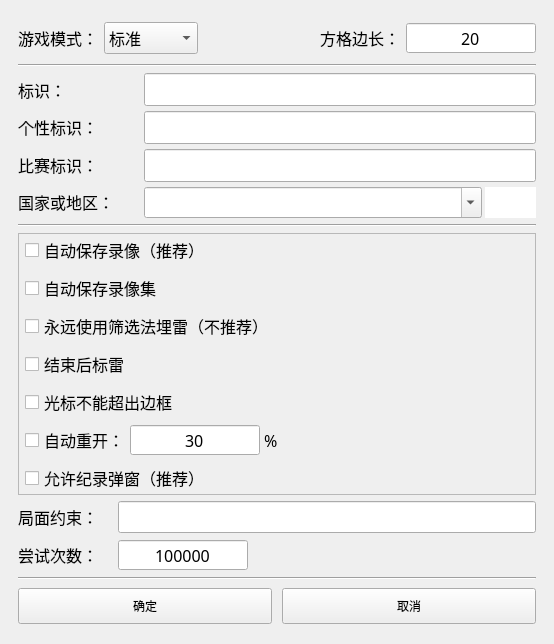
Old version of the form uiFiles/ui_gs.ui in the repository ljzloser/Solvable-Minesweeper.
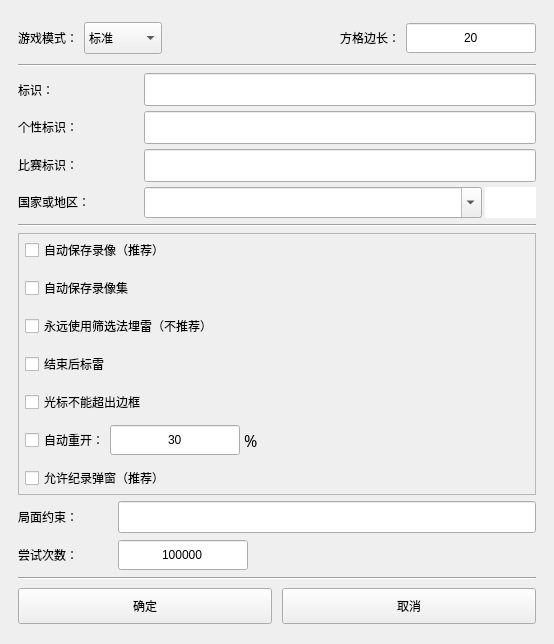
New version of the form. Icons and pictures are not drawn. Custom widgets are drawn as their Qt base class.

The edit to the form file:
```diff
--- a/uiFiles/ui_gs.ui
+++ b/uiFiles/ui_gs.ui
@@ -83,12 +83,6 @@
       </property>
       <item>
        <widget class="QLabel" name="label_gamemode">
-        <property name="font">
-         <font>
-          <family>微软雅黑</family>
-          <pointsize>12</pointsize>
-         </font>
-        </property>
         <property name="text">
          <string>游戏模式：</string>
         </property>
@@ -120,12 +114,6 @@
           <height>32</height>
          </size>
         </property>
-        <property name="font">
-         <font>
-          <family>微软雅黑</family>
-          <pointsize>12</pointsize>
-         </font>
-        </property>
         <property name="focusPolicy">
          <enum>Qt::ClickFocus</enum>
         </property>
@@ -204,12 +192,6 @@
           <height>16777215</height>
          </size>
         </property>
-        <property name="font">
-         <font>
-          <family>微软雅黑</family>
-          <pointsize>12</pointsize>
-         </font>
-        </property>
         <property name="text">
          <string>方格边长：</string>
         </property>
@@ -241,12 +223,6 @@
           <height>32</height>
          </size>
         </property>
-        <property name="font">
-         <font>
-          <family>微软雅黑</family>
-          <pointsize>12</pointsize>
-         </font>
-        </property>
         <property name="focusPolicy">
          <enum>Qt::ClickFocus</enum>
         </property>
@@ -351,12 +327,6 @@
              <height>32</height>
             </size>
            </property>
-           <property name="font">
-            <font>
-             <family>微软雅黑</family>
-             <pointsize>12</pointsize>
-            </font>
-           </property>
            <property name="toolTip">
             <string/>
            </property>
@@ -385,12 +355,6 @@
              <height>32</height>
             </size>
            </property>
-           <property name="font">
-            <font>
-             <family>微软雅黑</family>
-             <pointsize>12</pointsize>
-            </font>
-           </property>
            <property name="toolTip">
             <string>用于与其他人相区分，但不希望排名网站和软件展示出来</string>
            </property>
@@ -419,12 +383,6 @@
              <height>32</height>
             </size>
            </property>
-           <property name="font">
-            <font>
-             <family>微软雅黑</family>
-             <pointsize>12</pointsize>
-            </font>
-           </property>
            <property name="toolTip">
             <string>用于参加比赛</string>
            </property>
@@ -453,12 +411,6 @@
              <height>32</height>
             </size>
            </property>
-           <property name="font">
-            <font>
-             <family>微软雅黑</family>
-             <pointsize>12</pointsize>
-            </font>
-           </property>
            <property name="text">
             <string>国家或地区：</string>
            </property>
@@ -774,12 +726,6 @@
              <height>32</height>
             </size>
            </property>
-           <property name="font">
-            <font>
-             <family>微软雅黑</family>
-             <pointsize>12</pointsize>
-            </font>
-           </property>
            <property name="toolTip">
             <string>完成后自动将录像保存到replay文件夹下</string>
            </property>
@@ -805,12 +751,6 @@
              <height>32</height>
             </size>
            </property>
-           <property name="font">
-            <font>
-             <family>微软雅黑</family>
-             <pointsize>12</pointsize>
-            </font>
-           </property>
            <property name="text">
             <string>自动保存录像集</string>
            </property>
@@ -824,12 +764,6 @@
              <height>32</height>
             </size>
            </property>
-           <property name="font">
-            <font>
-             <family>微软雅黑</family>
-             <pointsize>12</pointsize>
-            </font>
-           </property>
            <property name="toolTip">
             <string>勾选后永远使用筛选法埋雷，否则会适时改用调整法</string>
            </property>
@@ -849,12 +783,6 @@
              <height>32</height>
             </size>
            </property>
-           <property name="font">
-            <font>
-             <family>微软雅黑</family>
-             <pointsize>12</pointsize>
-            </font>
-           </property>
            <property name="toolTip">
             <string/>
            </property>
@@ -874,12 +802,6 @@
              <height>32</height>
             </size>
            </property>
-           <property name="font">
-            <font>
-             <family>微软雅黑</family>
-             <pointsize>12</pointsize>
-            </font>
-           </property>
            <property name="toolTip">
             <string/>
            </property>
@@ -917,12 +839,6 @@
             </property>
             <item>
              <widget class="QCheckBox" name="checkBox_auto_replay">
-              <property name="font">
-               <font>
-                <family>微软雅黑</family>
-                <pointsize>12</pointsize>
-               </font>
-              </property>
               <property name="toolTip">
                <string/>
               </property>
@@ -954,12 +870,6 @@
                 <height>32</height>
                </size>
               </property>
-              <property name="font">
-               <font>
-                <family>微软雅黑</family>
-                <pointsize>12</pointsize>
-               </font>
-              </property>
               <property name="focusPolicy">
                <enum>Qt::ClickFocus</enum>
               </property>
@@ -1041,12 +951,6 @@
              <height>32</height>
             </size>
            </property>
-           <property name="font">
-            <font>
-             <family>微软雅黑</family>
-             <pointsize>12</pointsize>
-            </font>
-           </property>
            <property name="toolTip">
             <string/>
            </property>
@@ -1093,12 +997,6 @@
              <height>0</height>
             </size>
            </property>
-           <property name="font">
-            <font>
-             <family>微软雅黑</family>
-             <pointsize>12</pointsize>
-            </font>
-           </property>
            <property name="text">
             <string>局面约束：</string>
            </property>
@@ -1176,12 +1074,6 @@
              <height>0</height>
             </size>
            </property>
-           <property name="font">
-            <font>
-             <family>微软雅黑</family>
-             <pointsize>12</pointsize>
-            </font>
-           </property>
            <property name="text">
             <string>尝试次数：</string>
            </property>
@@ -1213,12 +1105,6 @@
              <height>32</height>
             </size>
            </property>
-           <property name="font">
-            <font>
-             <family>微软雅黑</family>
-             <pointsize>12</pointsize>
-            </font>
-           </property>
            <property name="focusPolicy">
             <enum>Qt::ClickFocus</enum>
            </property>
```
Left out of the diff: 33 changed lines with no effect on the pictures.
